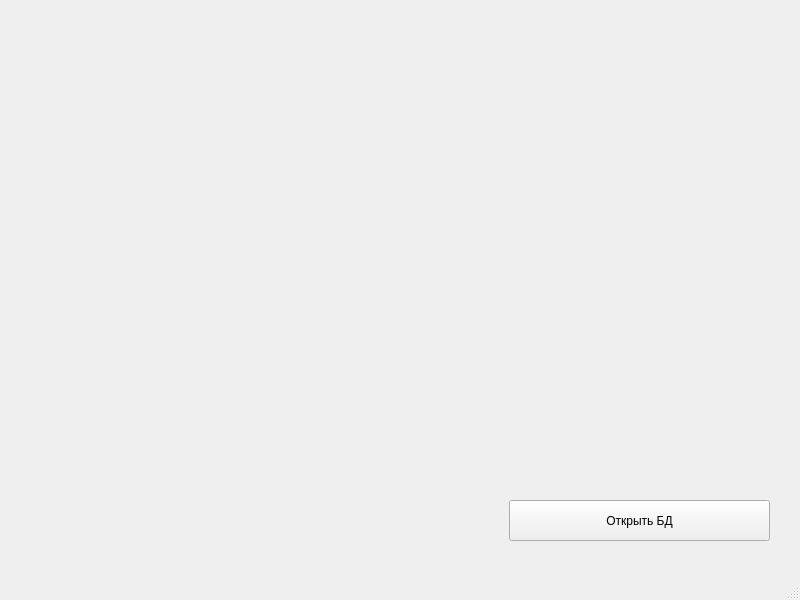
Before: the Qt Designer form mainwindow.ui in lzlaG/SQLITE_APP, drawn with Qt 5.
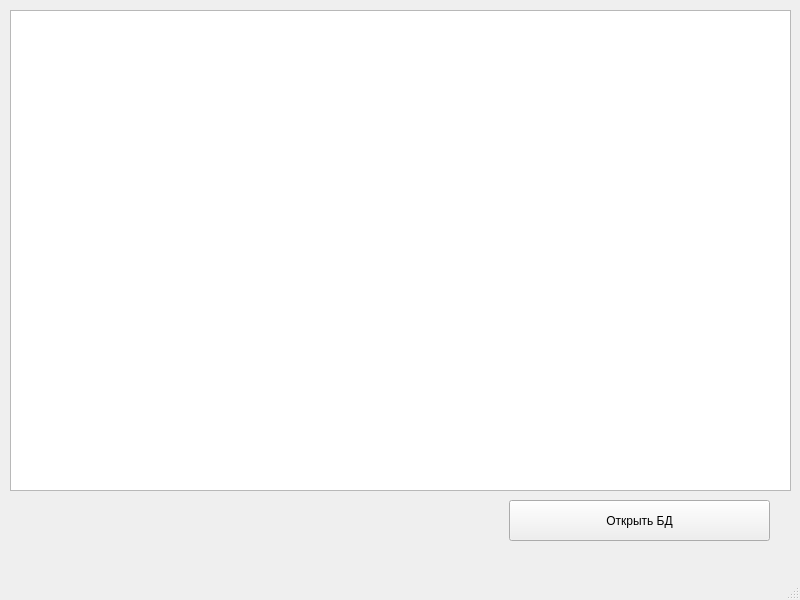
After: the same form once the commit is applied.

Commit message: simple table view

```diff
--- a/mainwindow.ui
+++ b/mainwindow.ui
@@ -27,6 +27,16 @@
      <string>Открыть БД</string>
     </property>
    </widget>
+   <widget class="QTableView" name="tableView">
+    <property name="geometry">
+     <rect>
+      <x>10</x>
+      <y>10</y>
+      <width>781</width>
+      <height>481</height>
+     </rect>
+    </property>
+   </widget>
   </widget>
   <widget class="QMenuBar" name="menubar">
    <property name="geometry">
```
The commit also changes 2 other files.
